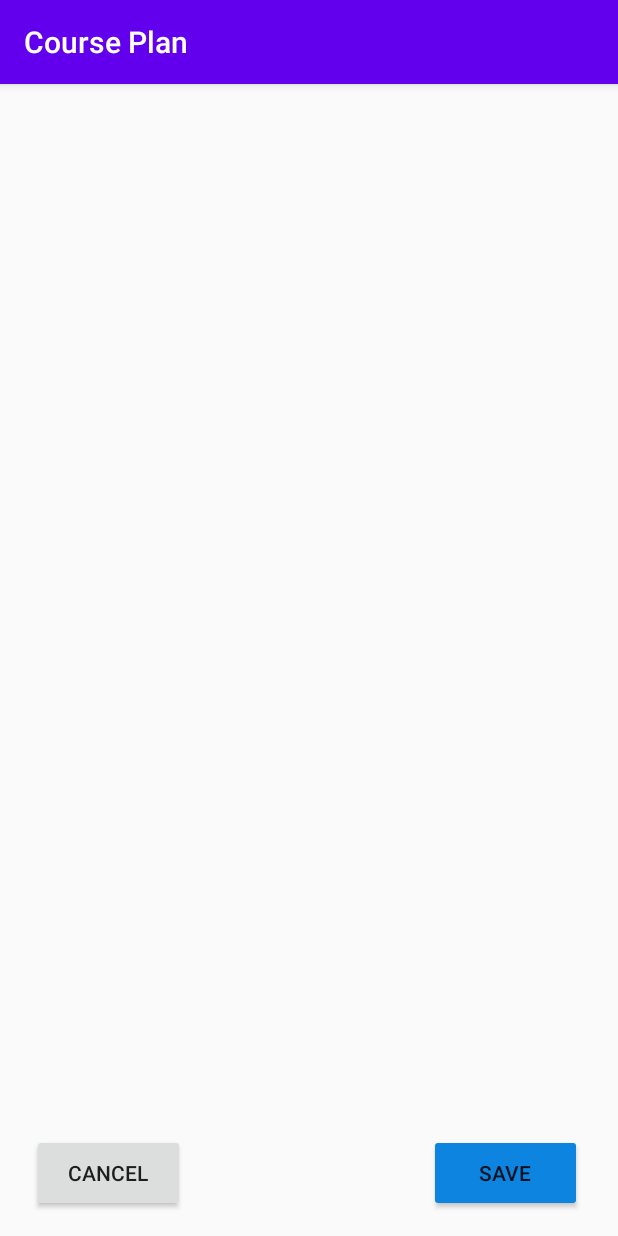
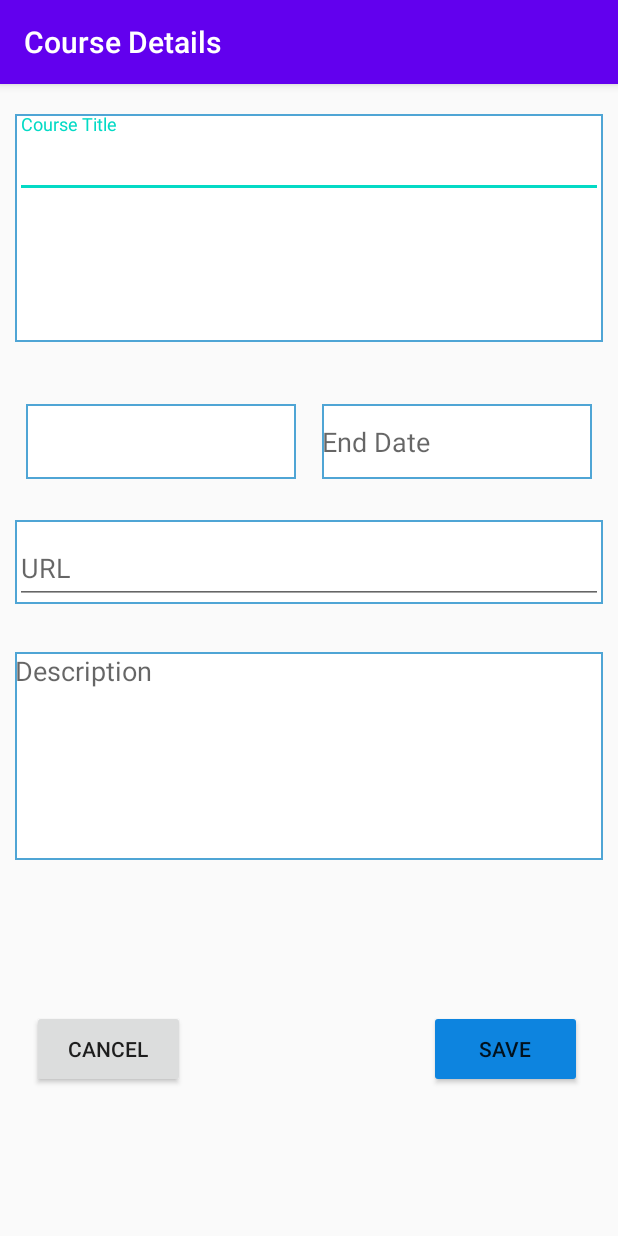
Before and after one commit to Acrylami/CodingCrowsTeam3, an Android app: the CourseDetails screen opened directly, with no data from a screen before it, on a phone screen of 412 x 824 dp. Run offline under Robolectric (Android 15) with nearby library versions, the phone set to English and light mode, and no system bars.

Commit message:
added course-details-screen

```diff
--- a/app/src/main/AndroidManifest.xml
+++ b/app/src/main/AndroidManifest.xml
@@ -9,7 +9,10 @@
         android:roundIcon="@mipmap/ic_launcher_round"
         android:supportsRtl="true"
         android:theme="@style/AppTheme">
-        <activity android:name=".CourseDetails"></activity>
+        <activity
+            android:name=".CourseDetails"
+            android:label="Course Details">
+        </activity>
         <activity android:name=".MainActivity">
             <intent-filter>
                 <action android:name="android.intent.action.MAIN" />
--- /dev/null
+++ b/app/src/main/res/drawable/back.xml
@@ -0,0 +1,4 @@
+<shape xmlns:android="http://schemas.android.com/apk/res/android" android:shape="rectangle" >
+    <solid android:color="@android:color/white" />
+    <stroke android:width="1dip" android:color="#4fa5d5"/>
+</shape>
--- a/app/src/main/res/layout/activity_course_details.xml
+++ b/app/src/main/res/layout/activity_course_details.xml
@@ -6,30 +6,131 @@
     android:layout_height="match_parent"
     tools:context=".CourseDetails">
 
+
+    <com.google.android.material.textfield.TextInputLayout
+        android:id="@+id/textField"
+        android:layout_width="match_parent"
+        android:layout_height="0dp"
+        android:layout_marginStart="10dp"
+        android:layout_marginTop="20dp"
+        android:layout_marginEnd="10dp"
+        android:layout_marginBottom="445dp"
+        android:background="@drawable/back"
+        app:layout_constraintBottom_toTopOf="@+id/button3"
+        app:layout_constraintEnd_toEndOf="parent"
+        app:layout_constraintStart_toStartOf="parent"
+        app:layout_constraintTop_toTopOf="parent">
+
+        <com.google.android.material.textfield.TextInputEditText
+            android:layout_width="match_parent"
+            android:layout_height="wrap_content"
+            android:hint="Course Title" />
+
+    </com.google.android.material.textfield.TextInputLayout>
+
     <Button
         android:id="@+id/button3"
         android:layout_width="102dp"
         android:layout_height="52dp"
         android:layout_marginStart="24dp"
+        android:layout_marginTop="534dp"
         android:layout_marginEnd="292dp"
         android:layout_marginBottom="16dp"
         android:backgroundTint="#DCDDDD"
         android:text="CANCEL"
         app:layout_constraintBottom_toBottomOf="parent"
         app:layout_constraintEnd_toEndOf="parent"
-        app:layout_constraintStart_toStartOf="parent" />
+        app:layout_constraintStart_toStartOf="parent"
+        app:layout_constraintTop_toTopOf="parent" />
 
     <Button
         android:id="@+id/button2"
         android:layout_width="102dp"
         android:layout_height="52dp"
         android:layout_marginStart="162dp"
+        android:layout_marginTop="534dp"
         android:layout_marginEnd="24dp"
         android:layout_marginBottom="16dp"
         android:backgroundTint="#0D84DF"
         android:text="SAVE"
         app:layout_constraintBottom_toBottomOf="parent"
         app:layout_constraintEnd_toEndOf="parent"
-        app:layout_constraintStart_toEndOf="@+id/button3" />
+        app:layout_constraintStart_toEndOf="@+id/button3"
+        app:layout_constraintTop_toTopOf="parent" />
+
+    <EditText
+        android:id="@+id/editTextDate2"
+        android:layout_width="180dp"
+        android:layout_height="50dp"
+        android:layout_marginStart="12dp"
+        android:layout_marginTop="54dp"
+        android:layout_marginBottom="367dp"
+        android:background="@drawable/back"
+        android:ems="10"
+        android:inputType="date"
+        app:layout_constraintBottom_toTopOf="@+id/button3"
+        app:layout_constraintEnd_toStartOf="@+id/editTextDate3"
+        app:layout_constraintStart_toStartOf="parent"
+        app:layout_constraintTop_toBottomOf="@+id/textField"
+        tools:text="@tools:sample/date/mmddyy" />
+
+    <EditText
+        android:id="@+id/editTextDate3"
+        android:layout_width="180dp"
+        android:layout_height="50dp"
+        android:layout_marginStart="12dp"
+        android:layout_marginTop="54dp"
+        android:layout_marginEnd="12dp"
+        android:layout_marginBottom="367dp"
+        android:background="@drawable/back"
+        android:ems="10"
+        android:hint="End Date"
+        android:inputType="date"
+        android:selectAllOnFocus="false"
+        android:singleLine="true"
+        android:textColor="#0C0C0C"
+        app:layout_constraintBottom_toTopOf="@+id/button2"
+        app:layout_constraintEnd_toEndOf="parent"
+        app:layout_constraintStart_toEndOf="@+id/editTextDate2"
+        app:layout_constraintTop_toBottomOf="@+id/textField"
+        tools:text="19-01-10" />
+
+    <com.google.android.material.textfield.TextInputLayout
+        android:id="@+id/textInputLayout"
+        android:layout_width="0dp"
+        android:layout_height="wrap_content"
+        android:layout_marginStart="10dp"
+        android:layout_marginTop="40dp"
+        android:layout_marginEnd="10dp"
+        android:layout_marginBottom="284dp"
+        android:background="@drawable/back"
+        app:layout_constraintBottom_toTopOf="@+id/button3"
+        app:layout_constraintEnd_toEndOf="parent"
+        app:layout_constraintStart_toStartOf="parent"
+        app:layout_constraintTop_toBottomOf="@+id/editTextDate2">
+
+        <com.google.android.material.textfield.TextInputEditText
+            android:layout_width="match_parent"
+            android:layout_height="wrap_content"
+            android:hint="URL" />
+    </com.google.android.material.textfield.TextInputLayout>
+
+    <EditText
+        android:id="@+id/editTextTextMultiLine"
+        android:layout_width="0dp"
+        android:layout_height="0dp"
+        android:layout_marginStart="10dp"
+        android:layout_marginTop="32dp"
+        android:layout_marginEnd="10dp"
+        android:layout_marginBottom="100dp"
+        android:background="@drawable/back"
+        android:ems="10"
+        android:gravity="start|top"
+        android:hint="Description"
+        android:inputType="textMultiLine"
+        app:layout_constraintBottom_toTopOf="@+id/button3"
+        app:layout_constraintEnd_toEndOf="parent"
+        app:layout_constraintStart_toStartOf="parent"
+        app:layout_constraintTop_toBottomOf="@+id/textInputLayout" />
 
 </androidx.constraintlayout.widget.ConstraintLayout>
```
